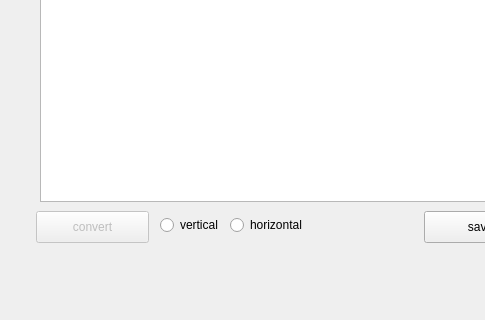
Above: main_gui.ui from faytor/open_lcd_assistant before the change; both pictures show x 0 to 485 and y 399 to 719 of the 672 by 719 pixel window. Below: the same form after it.
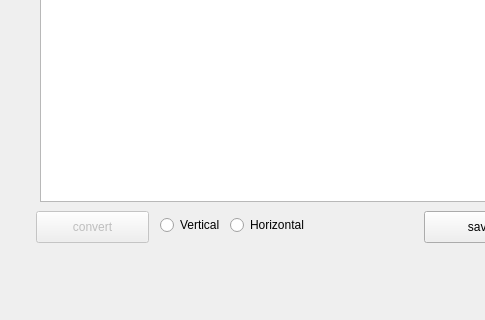
That is the form after the change.

The edit to the form file:
```diff
--- a/main_gui.ui
+++ b/main_gui.ui
@@ -102,7 +102,7 @@
      </rect>
     </property>
     <property name="text">
-     <string>vertical</string>
+     <string>Vertical</string>
     </property>
    </widget>
    <widget class="QRadioButton" name="radio_horizontal">
@@ -115,7 +115,7 @@
      </rect>
     </property>
     <property name="text">
-     <string>horizontal</string>
+     <string>Horizontal</string>
     </property>
    </widget>
   </widget>
```
